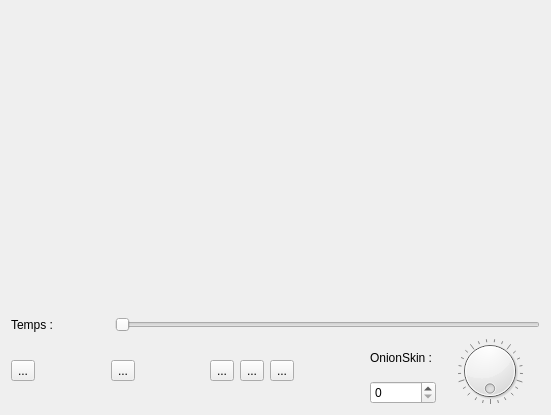
First picture: the form in src/tweedy/gui/viewerImg/ViewerTweedy.ui, repository stopmotionimac/tweedy, before the edit.
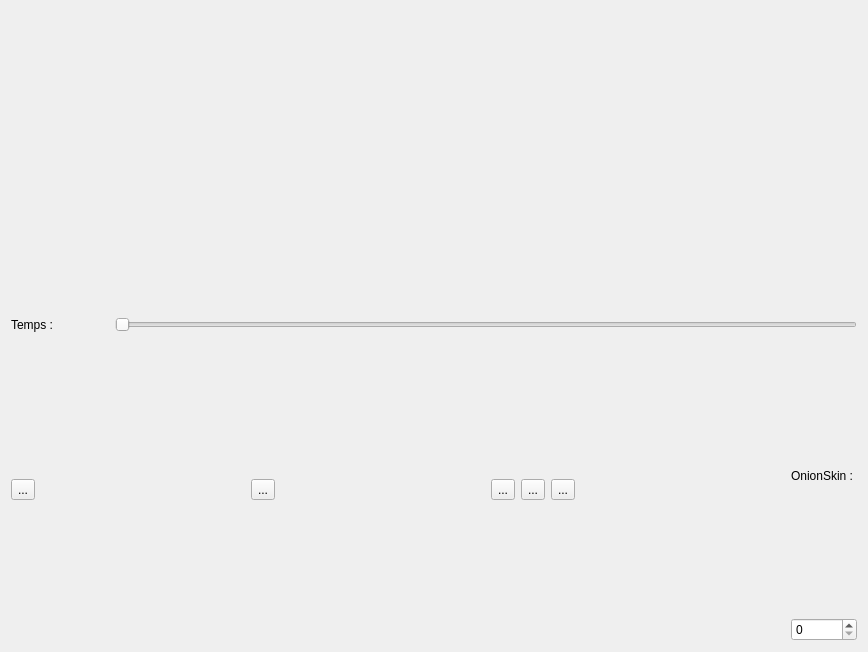
Second picture: the form after the edit.

Commit message: onion skin premier rendu

The edit to the form file:
```diff
--- a/src/tweedy/gui/viewerImg/ViewerTweedy.ui
+++ b/src/tweedy/gui/viewerImg/ViewerTweedy.ui
@@ -6,8 +6,8 @@
    <rect>
     <x>0</x>
     <y>0</y>
-    <width>551</width>
-    <height>415</height>
+    <width>868</width>
+    <height>652</height>
    </rect>
   </property>
   <property name="windowTitle">
@@ -183,16 +183,6 @@
        <item row="1" column="0">
         <widget class="QSpinBox" name="spinBox"/>
        </item>
-       <item row="0" column="3" rowspan="2">
-        <widget class="QDial" name="onionSkinDial">
-         <property name="wrapping">
-          <bool>true</bool>
-         </property>
-         <property name="notchesVisible">
-          <bool>true</bool>
-         </property>
-        </widget>
-       </item>
       </layout>
      </item>
     </layout>
```
The commit also changes 8 other files.
